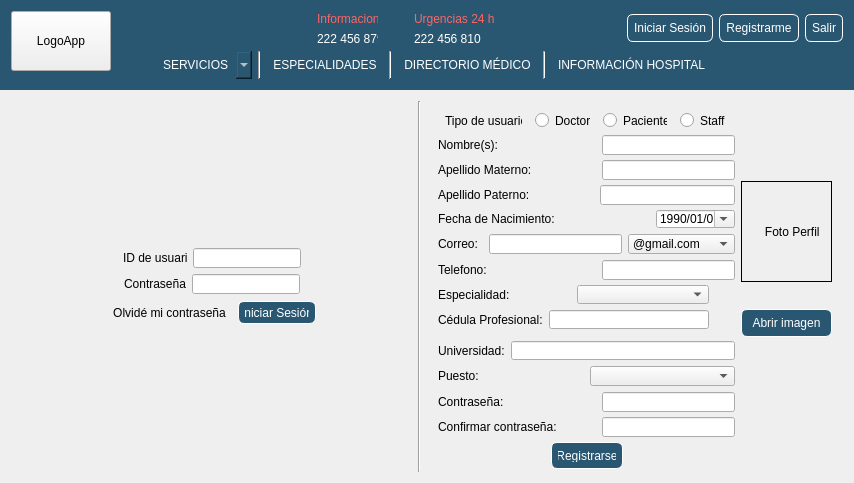
First picture: the form in mainwindow.ui, repository Laloses/Hospital, before the edit.
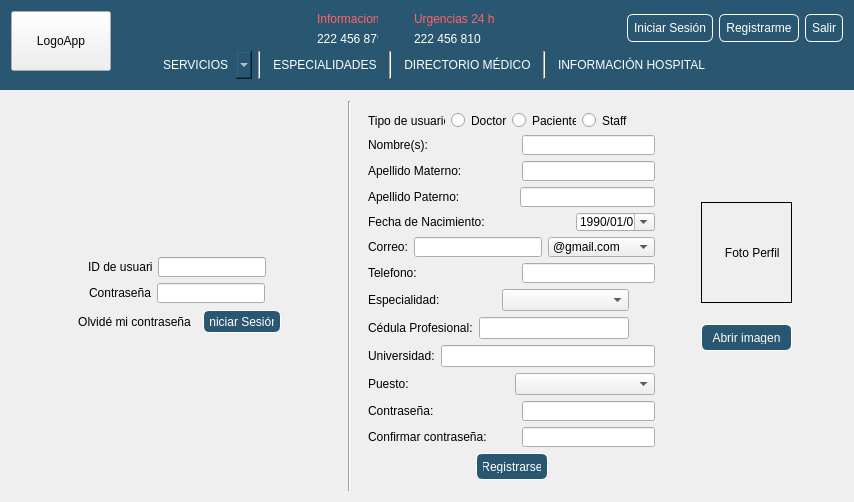
Second picture: the form after the edit. The open tabs and pages were chosen to show the change. Icons and pictures are not drawn.

Commit message: ui de boton tip

```diff
--- a/mainwindow.ui
+++ b/mainwindow.ui
@@ -7,7 +7,7 @@
     <x>0</x>
     <y>0</y>
     <width>854</width>
-    <height>483</height>
+    <height>502</height>
    </rect>
   </property>
   <property name="windowTitle">
@@ -425,7 +425,7 @@
          <widget class="QWidget" name="widget_zonaLogin" native="true">
           <property name="minimumSize">
            <size>
-            <width>401</width>
+            <width>330</width>
             <height>371</height>
            </size>
           </property>
@@ -763,232 +763,7 @@
           </widget>
           <widget class="QWidget" name="page_registro">
            <layout class="QGridLayout" name="gridLayout_7">
-            <item row="3" column="2" rowspan="9">
-             <layout class="QVBoxLayout" name="verticalLayout_3">
-              <item>
-               <widget class="QLabel" name="label_imgPerfil">
-                <property name="minimumSize">
-                 <size>
-                  <width>91</width>
-                  <height>101</height>
-                 </size>
-                </property>
-                <property name="maximumSize">
-                 <size>
-                  <width>91</width>
-                  <height>101</height>
-                 </size>
-                </property>
-                <property name="text">
-                 <string>      Foto Perfil</string>
-                </property>
-               </widget>
-              </item>
-              <item>
-               <widget class="QPushButton" name="pushButton_imgPerfil">
-                <property name="text">
-                 <string>Abrir imagen</string>
-                </property>
-               </widget>
-              </item>
-             </layout>
-            </item>
-            <item row="8" column="0">
-             <layout class="QHBoxLayout" name="horizontalLayout_15">
-              <item>
-               <widget class="QLabel" name="label_especiDoc">
-                <property name="minimumSize">
-                 <size>
-                  <width>58</width>
-                  <height>20</height>
-                 </size>
-                </property>
-                <property name="text">
-                 <string>Especialidad:</string>
-                </property>
-               </widget>
-              </item>
-              <item>
-               <widget class="QComboBox" name="comboBox_especiDoc"/>
-              </item>
-             </layout>
-            </item>
-            <item row="11" column="0" colspan="2">
-             <layout class="QHBoxLayout" name="horizontalLayout_17">
-              <item>
-               <widget class="QLabel" name="label_universidad">
-                <property name="minimumSize">
-                 <size>
-                  <width>60</width>
-                  <height>20</height>
-                 </size>
-                </property>
-                <property name="text">
-                 <string>Universidad:</string>
-                </property>
-               </widget>
-              </item>
-              <item>
-               <widget class="QLineEdit" name="lineEdit_universidad"/>
-              </item>
-             </layout>
-            </item>
-            <item row="3" column="0" colspan="2">
-             <layout class="QHBoxLayout" name="horizontalLayout_7">
-              <item>
-               <widget class="QLabel" name="label_apeMaterno">
-                <property name="text">
-                 <string>Apellido Materno:</string>
-                </property>
-               </widget>
-              </item>
-              <item>
-               <widget class="QLineEdit" name="lineEdit_apeMaterno">
-                <property name="minimumSize">
-                 <size>
-                  <width>113</width>
-                  <height>20</height>
-                 </size>
-                </property>
-                <property name="maximumSize">
-                 <size>
-                  <width>133</width>
-                  <height>20</height>
-                 </size>
-                </property>
-               </widget>
-              </item>
-             </layout>
-            </item>
-            <item row="13" column="0" colspan="2">
-             <layout class="QHBoxLayout" name="horizontalLayout_12">
-              <item>
-               <widget class="QLabel" name="label_passwordRegistro1">
-                <property name="minimumSize">
-                 <size>
-                  <width>56</width>
-                  <height>20</height>
-                 </size>
-                </property>
-                <property name="text">
-                 <string>Contraseña:</string>
-                </property>
-               </widget>
-              </item>
-              <item>
-               <widget class="QLineEdit" name="lineEdit_password1">
-                <property name="minimumSize">
-                 <size>
-                  <width>133</width>
-                  <height>20</height>
-                 </size>
-                </property>
-                <property name="maximumSize">
-                 <size>
-                  <width>133</width>
-                  <height>20</height>
-                 </size>
-                </property>
-               </widget>
-              </item>
-             </layout>
-            </item>
-            <item row="14" column="0" colspan="2">
-             <layout class="QHBoxLayout" name="horizontalLayout_13">
-              <item>
-               <widget class="QLabel" name="label_passwordRegistro2">
-                <property name="minimumSize">
-                 <size>
-                  <width>104</width>
-                  <height>20</height>
-                 </size>
-                </property>
-                <property name="text">
-                 <string>Confirmar contraseña:</string>
-                </property>
-               </widget>
-              </item>
-              <item>
-               <widget class="QLineEdit" name="lineEdit_password2">
-                <property name="minimumSize">
-                 <size>
-                  <width>133</width>
-                  <height>20</height>
-                 </size>
-                </property>
-                <property name="maximumSize">
-                 <size>
-                  <width>133</width>
-                  <height>20</height>
-                 </size>
-                </property>
-               </widget>
-              </item>
-             </layout>
-            </item>
-            <item row="15" column="0" colspan="2">
-             <layout class="QHBoxLayout" name="horizontalLayout_14">
-              <item>
-               <spacer name="horizontalSpacer_10">
-                <property name="orientation">
-                 <enum>Qt::Horizontal</enum>
-                </property>
-                <property name="sizeHint" stdset="0">
-                 <size>
-                  <width>40</width>
-                  <height>20</height>
-                 </size>
-                </property>
-               </spacer>
-              </item>
-              <item>
-               <widget class="QPushButton" name="pushButton_registrarse">
-                <property name="minimumSize">
-                 <size>
-                  <width>72</width>
-                  <height>27</height>
-                 </size>
-                </property>
-                <property name="maximumSize">
-                 <size>
-                  <width>72</width>
-                  <height>27</height>
-                 </size>
-                </property>
-                <property name="text">
-                 <string>Registrarse</string>
-                </property>
-               </widget>
-              </item>
-              <item>
-               <spacer name="horizontalSpacer_11">
-                <property name="orientation">
-                 <enum>Qt::Horizontal</enum>
-                </property>
-                <property name="sizeHint" stdset="0">
-                 <size>
-                  <width>40</width>
-                  <height>20</height>
-                 </size>
-                </property>
-               </spacer>
-              </item>
-             </layout>
-            </item>
-            <item row="0" column="1">
-             <spacer name="verticalSpacer_8">
-              <property name="orientation">
-               <enum>Qt::Vertical</enum>
-              </property>
-              <property name="sizeHint" stdset="0">
-               <size>
-                <width>20</width>
-                <height>13</height>
-               </size>
-              </property>
-             </spacer>
-            </item>
-            <item row="1" column="0" colspan="2">
+            <item row="0" column="0">
              <layout class="QHBoxLayout" name="horizontalLayout_5">
               <item>
                <widget class="QLabel" name="label_tipoUsuario">
@@ -1068,7 +843,20 @@
               </item>
              </layout>
             </item>
-            <item row="2" column="0" colspan="2">
+            <item row="0" column="1">
+             <spacer name="verticalSpacer_8">
+              <property name="orientation">
+               <enum>Qt::Vertical</enum>
+              </property>
+              <property name="sizeHint" stdset="0">
+               <size>
+                <width>20</width>
+                <height>13</height>
+               </size>
+              </property>
+             </spacer>
+            </item>
+            <item row="1" column="0" colspan="2">
              <layout class="QHBoxLayout" name="horizontalLayout_6">
               <item>
                <widget class="QLabel" name="label_nombres">
@@ -1101,43 +889,17 @@
               </item>
              </layout>
             </item>
-            <item row="12" column="0" colspan="2">
-             <layout class="QHBoxLayout" name="horizontalLayout_18">
+            <item row="2" column="0" colspan="2">
+             <layout class="QHBoxLayout" name="horizontalLayout_7">
               <item>
-               <widget class="QLabel" name="label_puesto">
-                <property name="minimumSize">
-                 <size>
-                  <width>37</width>
-                  <height>20</height>
-                 </size>
-                </property>
+               <widget class="QLabel" name="label_apeMaterno">
                 <property name="text">
-                 <string>Puesto:</string>
+                 <string>Apellido Materno:</string>
                 </property>
                </widget>
               </item>
               <item>
-               <widget class="QComboBox" name="comboBox_puesto"/>
-              </item>
-             </layout>
-            </item>
-            <item row="6" column="0" colspan="2">
-             <layout class="QHBoxLayout" name="horizontalLayout_10">
-              <item>
-               <widget class="QLabel" name="label_email">
-                <property name="minimumSize">
-                 <size>
-                  <width>33</width>
-                  <height>20</height>
-                 </size>
-                </property>
-                <property name="text">
-                 <string>Correo:</string>
-                </property>
-               </widget>
-              </item>
-              <item>
-               <widget class="QLineEdit" name="lineEdit_email">
+               <widget class="QLineEdit" name="lineEdit_apeMaterno">
                 <property name="minimumSize">
                  <size>
                   <width>113</width>
@@ -1152,50 +914,9 @@
                 </property>
                </widget>
               </item>
-              <item>
-               <widget class="QComboBox" name="comboBox_email">
-                <property name="minimumSize">
-                 <size>
-                  <width>107</width>
-                  <height>20</height>
-                 </size>
-                </property>
-                <property name="maximumSize">
-                 <size>
-                  <width>107</width>
-                  <height>20</height>
-                 </size>
-                </property>
-                <item>
-                 <property name="text">
-                  <string>@gmail.com</string>
-                 </property>
-                </item>
-                <item>
-                 <property name="text">
-                  <string>@hotmail.com</string>
-                 </property>
-                </item>
-                <item>
-                 <property name="text">
-                  <string>@live.com</string>
-                 </property>
-                </item>
-                <item>
-                 <property name="text">
-                  <string>@outlook.com</string>
-                 </property>
-                </item>
-                <item>
-                 <property name="text">
-                  <string>@yahoo.com.mx</string>
-                 </property>
-                </item>
-               </widget>
-              </item>
              </layout>
             </item>
-            <item row="4" column="0" colspan="2">
+            <item row="3" column="0" colspan="2">
              <layout class="QHBoxLayout" name="horizontalLayout_8">
               <item>
                <widget class="QLabel" name="label_apePaterno">
@@ -1222,53 +943,109 @@
               </item>
              </layout>
             </item>
-            <item row="7" column="0" colspan="2">
-             <layout class="QHBoxLayout" name="horizontalLayout_11">
+            <item row="3" column="2" rowspan="7">
+             <layout class="QVBoxLayout" name="verticalLayout_3">
               <item>
-               <widget class="QLabel" name="label_telefono">
-                <property name="minimumSize">
-                 <size>
-                  <width>42</width>
-                  <height>20</height>
-                 </size>
-                </property>
-                <property name="text">
-                 <string>Telefono:</string>
-                </property>
-               </widget>
+               <layout class="QHBoxLayout" name="horizontalLayout_23">
+                <item>
+                 <spacer name="horizontalSpacer_25">
+                  <property name="orientation">
+                   <enum>Qt::Horizontal</enum>
+                  </property>
+                  <property name="sizeHint" stdset="0">
+                   <size>
+                    <width>40</width>
+                    <height>20</height>
+                   </size>
+                  </property>
+                 </spacer>
+                </item>
+                <item>
+                 <widget class="QLabel" name="label_imgPerfil">
+                  <property name="minimumSize">
+                   <size>
+                    <width>91</width>
+                    <height>101</height>
+                   </size>
+                  </property>
+                  <property name="maximumSize">
+                   <size>
+                    <width>91</width>
+                    <height>101</height>
+                   </size>
+                  </property>
+                  <property name="text">
+                   <string>      Foto Perfil</string>
+                  </property>
+                 </widget>
+                </item>
+                <item>
+                 <spacer name="horizontalSpacer_24">
+                  <property name="orientation">
+                   <enum>Qt::Horizontal</enum>
+                  </property>
+                  <property name="sizeHint" stdset="0">
+                   <size>
+                    <width>40</width>
+                    <height>20</height>
+                   </size>
+                  </property>
+                 </spacer>
+                </item>
+               </layout>
               </item>
               <item>
-               <widget class="QLineEdit" name="lineEdit_telefono">
-                <property name="minimumSize">
-                 <size>
-                  <width>133</width>
-                  <height>20</height>
-                 </size>
-                </property>
-                <property name="maximumSize">
-                 <size>
-                  <width>133</width>
-                  <height>20</height>
-                 </size>
-                </property>
-               </widget>
+               <layout class="QHBoxLayout" name="horizontalLayout_24">
+                <item>
+                 <spacer name="horizontalSpacer_26">
+                  <property name="orientation">
+                   <enum>Qt::Horizontal</enum>
+                  </property>
+                  <property name="sizeHint" stdset="0">
+                   <size>
+                    <width>40</width>
+                    <height>20</height>
+                   </size>
+                  </property>
+                 </spacer>
+                </item>
+                <item>
+                 <widget class="QPushButton" name="pushButton_imgPerfil">
+                  <property name="minimumSize">
+                   <size>
+                    <width>91</width>
+                    <height>27</height>
+                   </size>
+                  </property>
+                  <property name="maximumSize">
+                   <size>
+                    <width>91</width>
+                    <height>27</height>
+                   </size>
+                  </property>
+                  <property name="text">
+                   <string>Abrir imagen</string>
+                  </property>
+                 </widget>
+                </item>
+                <item>
+                 <spacer name="horizontalSpacer_27">
+                  <property name="orientation">
+                   <enum>Qt::Horizontal</enum>
+                  </property>
+                  <property name="sizeHint" stdset="0">
+                   <size>
+                    <width>40</width>
+                    <height>20</height>
+                   </size>
+                  </property>
+                 </spacer>
+                </item>
+               </layout>
               </item>
              </layout>
             </item>
-            <item row="16" column="1">
-             <spacer name="verticalSpacer_7">
-              <property name="orientation">
-               <enum>Qt::Vertical</enum>
-              </property>
-              <property name="sizeHint" stdset="0">
-               <size>
-                <width>20</width>
-                <height>17</height>
-               </size>
-              </property>
-             </spacer>
-            </item>
-            <item row="5" column="0" colspan="2">
+            <item row="4" column="0" colspan="2">
              <layout class="QHBoxLayout" name="horizontalLayout_9">
               <item>
                <widget class="QLabel" name="label_fNacimiento">
@@ -1324,7 +1101,134 @@
               </item>
              </layout>
             </item>
-            <item row="9" column="0">
+            <item row="5" column="0" colspan="2">
+             <layout class="QHBoxLayout" name="horizontalLayout_10">
+              <item>
+               <widget class="QLabel" name="label_email">
+                <property name="minimumSize">
+                 <size>
+                  <width>33</width>
+                  <height>20</height>
+                 </size>
+                </property>
+                <property name="text">
+                 <string>Correo:</string>
+                </property>
+               </widget>
+              </item>
+              <item>
+               <widget class="QLineEdit" name="lineEdit_email">
+                <property name="minimumSize">
+                 <size>
+                  <width>113</width>
+                  <height>20</height>
+                 </size>
+                </property>
+                <property name="maximumSize">
+                 <size>
+                  <width>133</width>
+                  <height>20</height>
+                 </size>
+                </property>
+               </widget>
+              </item>
+              <item>
+               <widget class="QComboBox" name="comboBox_email">
+                <property name="minimumSize">
+                 <size>
+                  <width>107</width>
+                  <height>20</height>
+                 </size>
+                </property>
+                <property name="maximumSize">
+                 <size>
+                  <width>107</width>
+                  <height>20</height>
+                 </size>
+                </property>
+                <item>
+                 <property name="text">
+                  <string>@gmail.com</string>
+                 </property>
+                </item>
+                <item>
+                 <property name="text">
+                  <string>@hotmail.com</string>
+                 </property>
+                </item>
+                <item>
+                 <property name="text">
+                  <string>@live.com</string>
+                 </property>
+                </item>
+                <item>
+                 <property name="text">
+                  <string>@outlook.com</string>
+                 </property>
+                </item>
+                <item>
+                 <property name="text">
+                  <string>@yahoo.com.mx</string>
+                 </property>
+                </item>
+               </widget>
+              </item>
+             </layout>
+            </item>
+            <item row="6" column="0" colspan="2">
+             <layout class="QHBoxLayout" name="horizontalLayout_11">
+              <item>
+               <widget class="QLabel" name="label_telefono">
+                <property name="minimumSize">
+                 <size>
+                  <width>42</width>
+                  <height>20</height>
+                 </size>
+                </property>
+                <property name="text">
+                 <string>Telefono:</string>
+                </property>
+               </widget>
+              </item>
+              <item>
+               <widget class="QLineEdit" name="lineEdit_telefono">
+                <property name="minimumSize">
+                 <size>
+                  <width>133</width>
+                  <height>20</height>
+                 </size>
+                </property>
+                <property name="maximumSize">
+                 <size>
+                  <width>133</width>
+                  <height>20</height>
+                 </size>
+                </property>
+               </widget>
+              </item>
+             </layout>
+            </item>
+            <item row="7" column="0">
+             <layout class="QHBoxLayout" name="horizontalLayout_15">
+              <item>
+               <widget class="QLabel" name="label_especiDoc">
+                <property name="minimumSize">
+                 <size>
+                  <width>58</width>
+                  <height>20</height>
+                 </size>
+                </property>
+                <property name="text">
+                 <string>Especialidad:</string>
+                </property>
+               </widget>
+              </item>
+              <item>
+               <widget class="QComboBox" name="comboBox_especiDoc"/>
+              </item>
+             </layout>
+            </item>
+            <item row="8" column="0">
              <layout class="QHBoxLayout" name="horizontalLayout_16">
               <item>
                <widget class="QLabel" name="label_cedula">
@@ -1344,6 +1248,174 @@
               </item>
              </layout>
             </item>
+            <item row="9" column="0" colspan="2">
+             <layout class="QHBoxLayout" name="horizontalLayout_17">
+              <item>
+               <widget class="QLabel" name="label_universidad">
+                <property name="minimumSize">
+                 <size>
+                  <width>60</width>
+                  <height>20</height>
+                 </size>
+                </property>
+                <property name="text">
+                 <string>Universidad:</string>
+                </property>
+               </widget>
+              </item>
+              <item>
+               <widget class="QLineEdit" name="lineEdit_universidad"/>
+              </item>
+             </layout>
+            </item>
+            <item row="10" column="0" colspan="2">
+             <layout class="QHBoxLayout" name="horizontalLayout_18">
+              <item>
+               <widget class="QLabel" name="label_puesto">
+                <property name="minimumSize">
+                 <size>
+                  <width>37</width>
+                  <height>20</height>
+                 </size>
+                </property>
+                <property name="text">
+                 <string>Puesto:</string>
+                </property>
+               </widget>
+              </item>
+              <item>
+               <widget class="QComboBox" name="comboBox_puesto"/>
+              </item>
+             </layout>
+            </item>
+            <item row="11" column="0" colspan="2">
+             <layout class="QHBoxLayout" name="horizontalLayout_12">
+              <item>
+               <widget class="QLabel" name="label_passwordRegistro1">
+                <property name="minimumSize">
+                 <size>
+                  <width>56</width>
+                  <height>20</height>
+                 </size>
+                </property>
+                <property name="text">
+                 <string>Contraseña:</string>
+                </property>
+               </widget>
+              </item>
+              <item>
+               <widget class="QLineEdit" name="lineEdit_password1">
+                <property name="minimumSize">
+                 <size>
+                  <width>133</width>
+                  <height>20</height>
+                 </size>
+                </property>
+                <property name="maximumSize">
+                 <size>
+                  <width>133</width>
+                  <height>20</height>
+                 </size>
+                </property>
+               </widget>
+              </item>
+             </layout>
+            </item>
+            <item row="12" column="0" colspan="2">
+             <layout class="QHBoxLayout" name="horizontalLayout_13">
+              <item>
+               <widget class="QLabel" name="label_passwordRegistro2">
+                <property name="minimumSize">
+                 <size>
+                  <width>104</width>
+                  <height>20</height>
+                 </size>
+                </property>
+                <property name="text">
+                 <string>Confirmar contraseña:</string>
+                </property>
+               </widget>
+              </item>
+              <item>
+               <widget class="QLineEdit" name="lineEdit_password2">
+                <property name="minimumSize">
+                 <size>
+                  <width>133</width>
+                  <height>20</height>
+                 </size>
+                </property>
+                <property name="maximumSize">
+                 <size>
+                  <width>133</width>
+                  <height>20</height>
+                 </size>
+                </property>
+               </widget>
+              </item>
+             </layout>
+            </item>
+            <item row="13" column="0" colspan="2">
+             <layout class="QHBoxLayout" name="horizontalLayout_14">
+              <item>
+               <spacer name="horizontalSpacer_10">
+                <property name="orientation">
+                 <enum>Qt::Horizontal</enum>
+                </property>
+                <property name="sizeHint" stdset="0">
+                 <size>
+                  <width>40</width>
+                  <height>20</height>
+                 </size>
+                </property>
+               </spacer>
+              </item>
+              <item>
+               <widget class="QPushButton" name="pushButton_registrarse">
+                <property name="minimumSize">
+                 <size>
+                  <width>72</width>
+                  <height>27</height>
+                 </size>
+                </property>
+                <property name="maximumSize">
+                 <size>
+                  <width>72</width>
+                  <height>27</height>
+                 </size>
+                </property>
+                <property name="text">
+                 <string>Registrarse</string>
+                </property>
+               </widget>
+              </item>
+              <item>
+               <spacer name="horizontalSpacer_11">
+                <property name="orientation">
+                 <enum>Qt::Horizontal</enum>
+                </property>
+                <property name="sizeHint" stdset="0">
+                 <size>
+                  <width>40</width>
+                  <height>20</height>
+                 </size>
+                </property>
+               </spacer>
+              </item>
+             </layout>
+            </item>
+            <item row="14" column="1">
+             <spacer name="verticalSpacer_7">
+              <property name="orientation">
+               <enum>Qt::Vertical</enum>
+              </property>
+              <property name="sizeHint" stdset="0">
+               <size>
+                <width>20</width>
+                <height>17</height>
+               </size>
+              </property>
+             </spacer>
+            </item>
            </layout>
           </widget>
           <widget class="QWidget" name="page_preguntas">
```
Left out of the diff: 132 changed lines with no effect on the pictures. The commit also changes 2 other files.
